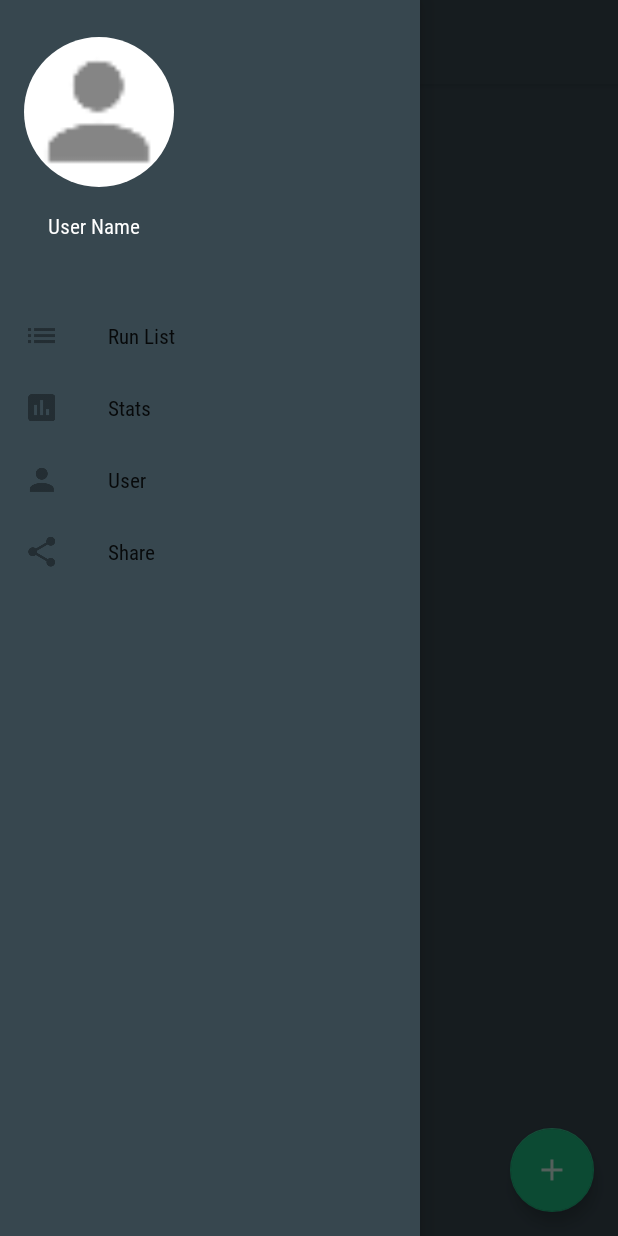
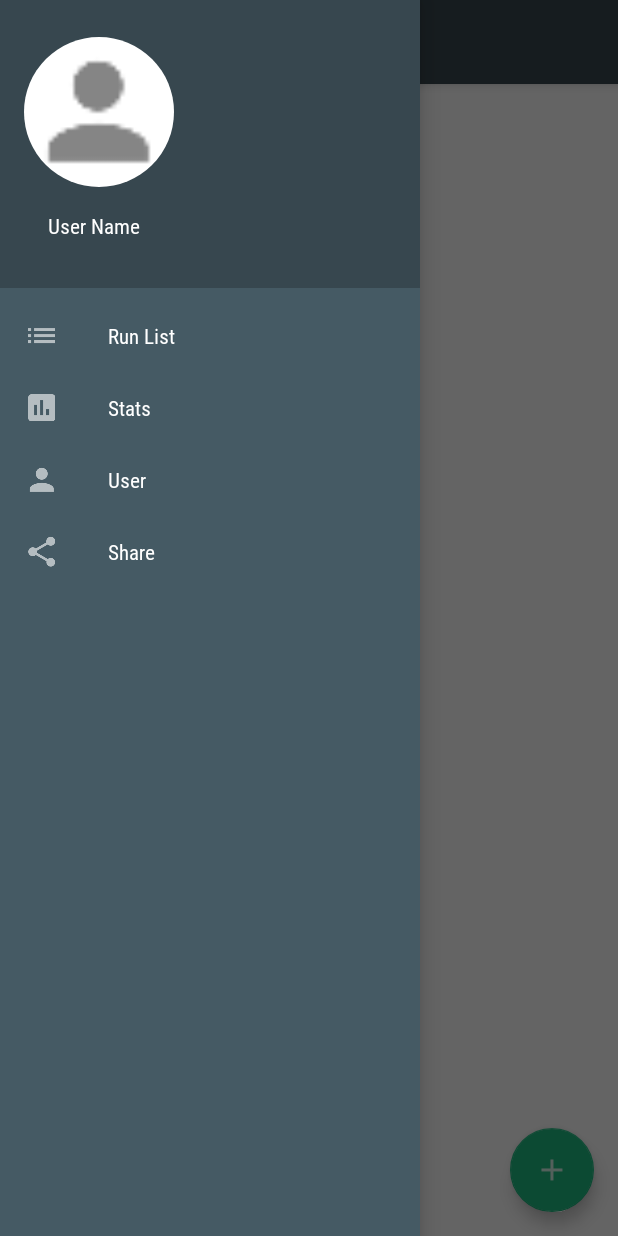
Before and after one commit to mizushou/runscanner, an Android app: the screen it shows after launch (RunsActivity), with the side drawer open, on a phone screen of 412 x 824 dp. Run offline under Robolectric (Android 15) with nearby library versions, the phone set to English and light mode, and no system bars.

Commit message:
changed navigation drawer color

```diff
--- a/app/src/main/java/com/example/shouhei/runscanner/SingleFragmentActivityWithNavBar.java
+++ b/app/src/main/java/com/example/shouhei/runscanner/SingleFragmentActivityWithNavBar.java
@@ -36,9 +36,6 @@ public abstract class SingleFragmentActivityWithNavBar extends AppCompatActivity
 
         // set up the navigation drawer
         mDrawerLayout = findViewById(R.id.drawer_layout);
-        //        if (mDrawerLayout != null) {
-        //            mDrawerLayout.setStatusBarBackground(R.color.colorPrimaryDark);
-        //        }
 
         // set up the navigation view
         NavigationView navigationView = findViewById(R.id.nav_view);
--- a/app/src/main/res/layout/nav_header.xml
+++ b/app/src/main/res/layout/nav_header.xml
@@ -5,8 +5,7 @@
     android:background="@color/background"
     android:gravity="bottom"
     android:orientation="vertical"
-    android:padding="16dp"
-    android:textColor="@color/onBackground">
+    android:padding="16dp">
 
     <ImageView
         android:layout_width="100dp"
@@ -18,7 +17,8 @@
         android:layout_width="wrap_content"
         android:layout_height="wrap_content"
         android:padding="16dp"
-        android:text="User Name" />
+        android:text="User Name"
+        android:textColor="@color/onBackground" />
 
 
 </LinearLayout>
--- a/app/src/main/res/layout/single_frag_container_act_with_nav_bar.xml
+++ b/app/src/main/res/layout/single_frag_container_act_with_nav_bar.xml
@@ -39,7 +39,10 @@
         android:layout_width="wrap_content"
         android:layout_height="match_parent"
         android:layout_gravity="start"
+        android:background="@color/surface"
         android:fitsSystemWindows="true"
         app:headerLayout="@layout/nav_header"
+        app:itemTextColor="@color/onBackground"
+        app:itemIconTint="@color/onBackground"
         app:menu="@menu/drawer" />
 </android.support.v4.widget.DrawerLayout>
--- a/app/src/main/res/menu/drawer.xml
+++ b/app/src/main/res/menu/drawer.xml
@@ -16,7 +16,6 @@
         <item
             android:id="@+id/share_navigation_menu_item"
             android:icon="@drawable/ic_share"
-            android:tint="@color/onBackground"
             android:title="@string/share_title" />
     </group>
 </menu>
--- a/app/src/main/res/values/colors.xml
+++ b/app/src/main/res/values/colors.xml
@@ -10,4 +10,5 @@
     <color name="onBackground">#FFFFFF</color>
     <color name="onSurface">#FFFFFF</color>
     <color name="statusBar">#263238</color>
+    <color name="highlight">#E8F5E9</color>
 </resources>
--- a/app/src/main/res/values/styles.xml
+++ b/app/src/main/res/values/styles.xml
@@ -6,9 +6,7 @@
         <item name="colorPrimary">@color/background</item>
         <item name="colorPrimaryDark">@color/statusBar</item>
         <item name="colorAccent">@color/primary</item>
-        <item name="colorControlNormal">@color/onBackground</item>
-        <item name="android:background">@color/background</item>
-        <item name="android:textColor">@color/onBackground</item>
+        <item name="colorControlHighlight">@color/primaryVariant</item>
         <item name="android:fontFamily">@font/roboto_condensed_regular</item>
     </style>
 
```
